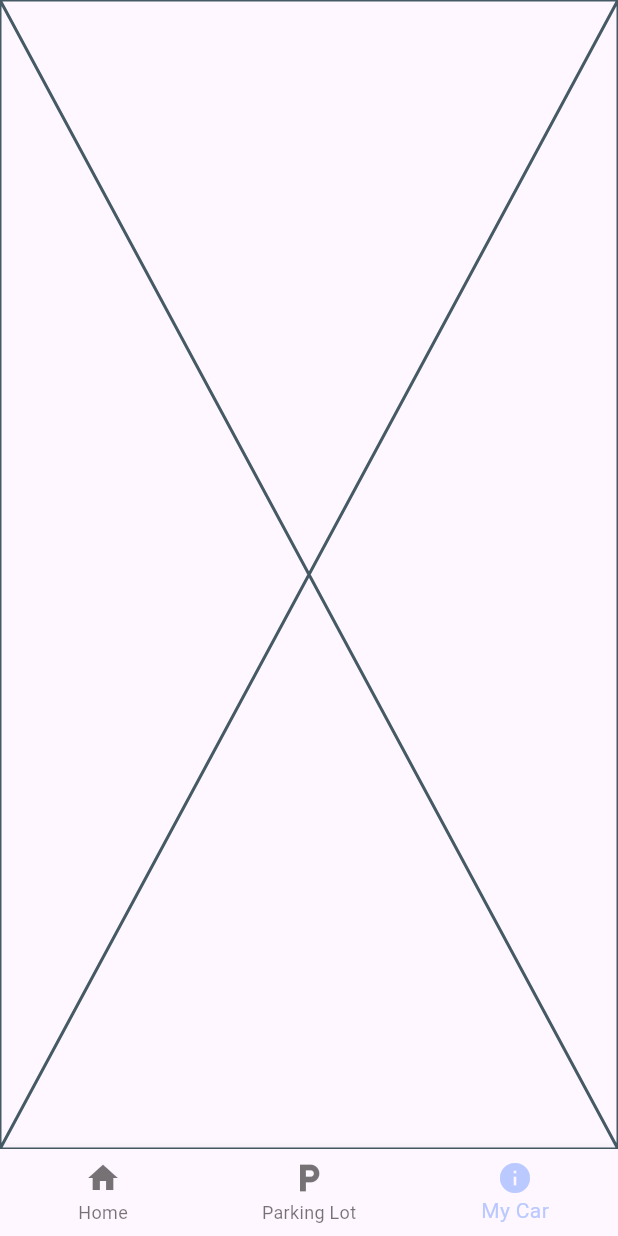
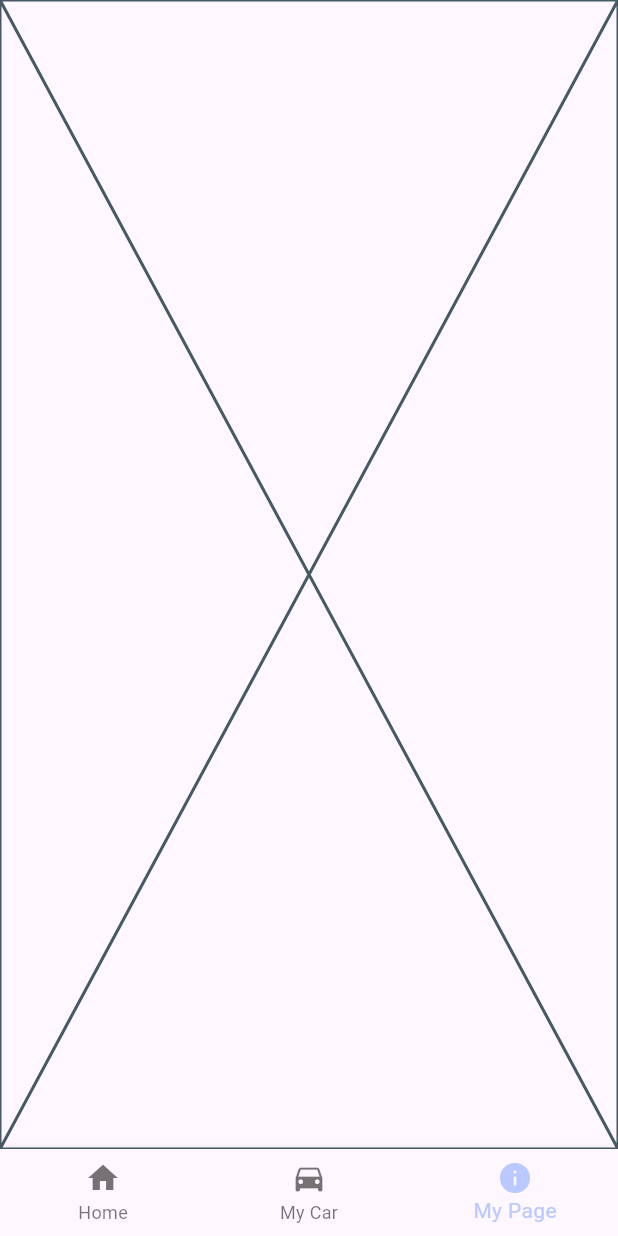
Before and after one commit to hyeonjoonpark/ORAI_IOT_APP, a Flutter app: the screen it shows after launch, item 3 of the bottom bar chosen, on a phone screen of 412 x 824 dp. Run offline on Flutter 3.47's test engine with Material 3 defaults, Android fonts, the phone set to English and light mode, and no system bars; our stand-ins replace flutter_map, flutter_screenutil, geolocator, get, latlong2; network calls fail.

Commit message:
CHANGE : icon

```diff
--- a/lib/ui/components/bottom_navigation_widget.dart
+++ b/lib/ui/components/bottom_navigation_widget.dart
@@ -10,15 +10,15 @@ Widget bottomNavigationBarWidget(BottomNavigationProvider provider) {
       ),
       BottomNavigationBarItem(
         icon: Icon(
-          Icons.local_parking,
+          Icons.directions_car,
         ),
-        label: 'Parking Lot',
+        label: 'My Car',
       ),
       BottomNavigationBarItem(
         icon: Icon(
           Icons.info,
         ),
-        label: 'My Car',
+        label: 'My Page',
       ),
     ],
     onTap: (index) {
```
